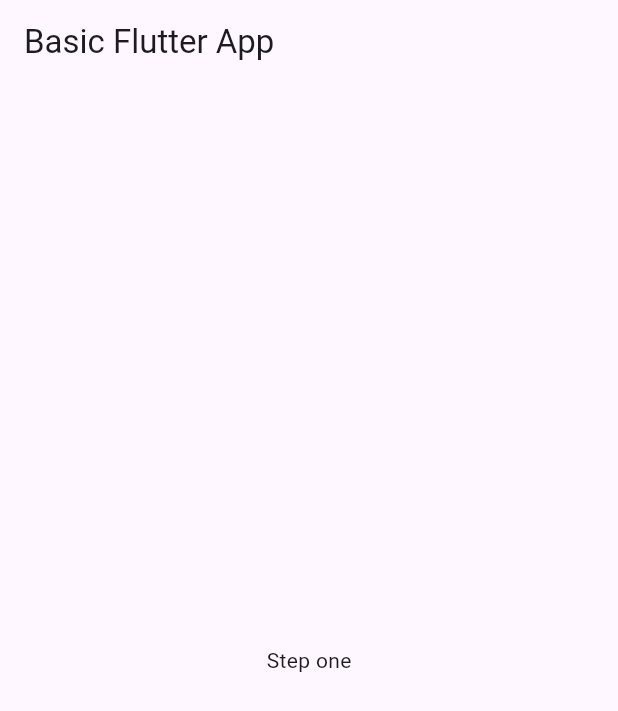
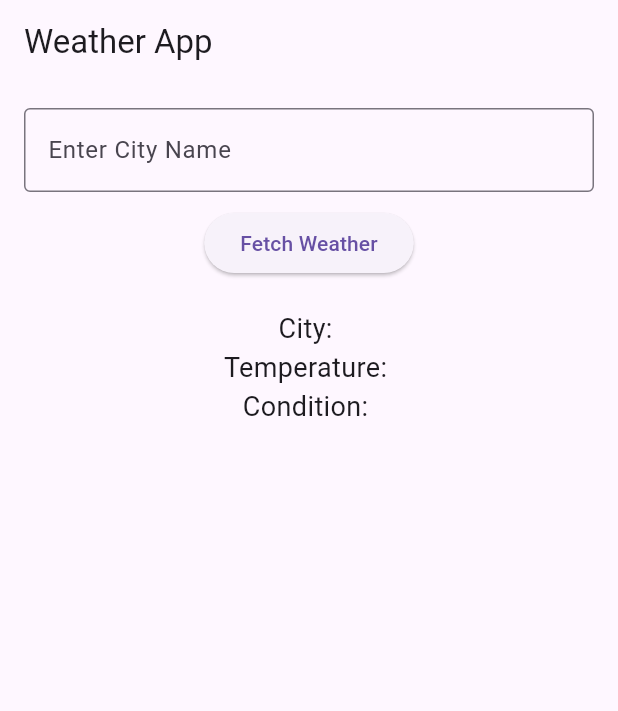
Before and after one commit to kamuluru1/weather_app, a Flutter app: the screen it shows after launch, on a phone screen of 412 x 824 dp. Shown: the top 711 px of the screen. Run offline on Flutter 3.47's test engine with Material 3 defaults, Android fonts, the phone set to English and light mode, and no system bars.

Commit message:
Basic UI with input field and button

```diff
--- a/lib/main.dart
+++ b/lib/main.dart
@@ -1,32 +1,77 @@
 import 'package:flutter/material.dart';
 
 void main() {
-  runApp(const MyApp());
+  runApp(MyApp());
 }
 
 class MyApp extends StatelessWidget {
-  const MyApp({super.key});
-
   @override
   Widget build(BuildContext context) {
     return MaterialApp(
-      title: 'Basic Flutter App',
-      home: const BasicHomePage(),
+      title: 'Weather App',
+      home: WeatherScreen(),
+      debugShowCheckedModeBanner: false,
     );
   }
 }
 
-class BasicHomePage extends StatelessWidget {
-  const BasicHomePage({super.key});
+class WeatherScreen extends StatefulWidget {
+  @override
+  _WeatherScreenState createState() => _WeatherScreenState();
+}
+
+class _WeatherScreenState extends State<WeatherScreen> {
+  final TextEditingController _cityController = TextEditingController();
+
+  String _cityName = '';
+  String _temperature = '';
+  String _weatherCondition = '';
+
+  void _fetchWeather() {
+    setState(() {
+      _cityName = _cityController.text;
+      _temperature = "25°C";
+      _weatherCondition = "Sunny";
+    });
+  }
 
   @override
   Widget build(BuildContext context) {
     return Scaffold(
       appBar: AppBar(
-        title: const Text('Basic Flutter App'),
+        title: Text("Weather App"),
       ),
-      body: const Center(
-        child: Text('Step one'),
+      body: Padding(
+        padding: const EdgeInsets.all(16.0),
+        child: Column(
+          children: [
+            TextField(
+              controller: _cityController,
+              decoration: InputDecoration(
+                labelText: "Enter City Name",
+                border: OutlineInputBorder(),
+              ),
+            ),
+            SizedBox(height: 10),
+            ElevatedButton(
+              onPressed: _fetchWeather,
+              child: Text("Fetch Weather"),
+            ),
+            SizedBox(height: 20),
+            Text(
+              "City: $_cityName",
+              style: TextStyle(fontSize: 18),
+            ),
+            Text(
+              "Temperature: $_temperature",
+              style: TextStyle(fontSize: 18),
+            ),
+            Text(
+              "Condition: $_weatherCondition",
+              style: TextStyle(fontSize: 18),
+            ),
+          ],
+        ),
       ),
     );
   }
```
